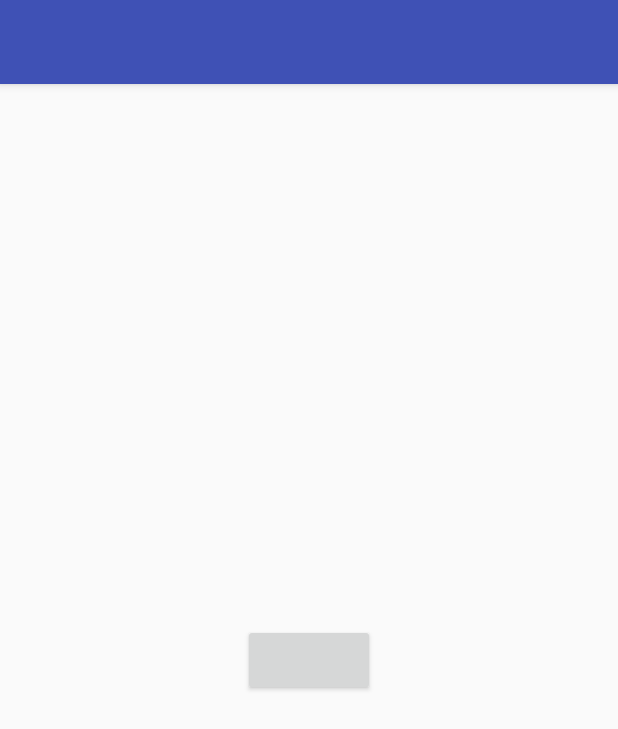
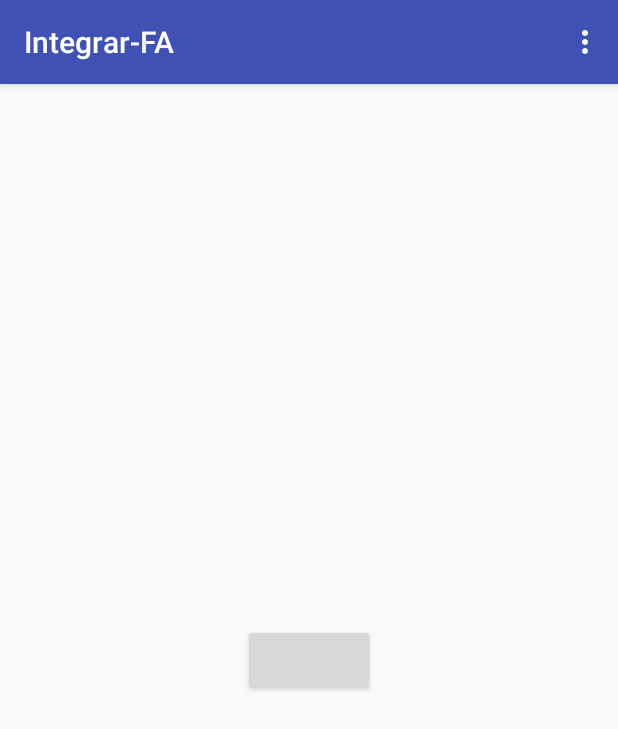
Before and after one commit to doullorellana/Integrar-FA, an Android app: the screen it shows after launch (MainActivity), on a phone screen of 412 x 824 dp. Shown: the top 729 px of the screen. Run offline under Robolectric (Android 15) with nearby library versions, the phone set to English and light mode, and no system bars; our stand-ins replace AdMob; libraries missing offline, so code that uses them is left out: com.facebook, com.facebook.login; plain views replace LoginButton; 3 statements that could not run were skipped.

Commit message:
Actualizacion con Baner Publicitario 2

```diff
--- a/app/src/main/java/fa/stanlyapps/android/hn/integrar_fa/MainActivity.java
+++ b/app/src/main/java/fa/stanlyapps/android/hn/integrar_fa/MainActivity.java
@@ -3,6 +3,7 @@ package fa.stanlyapps.android.hn.integrar_fa;
 import android.content.Intent;
 import android.os.Bundle;
 import android.support.v7.app.AppCompatActivity;
+import android.support.v7.widget.Toolbar;
 import android.view.Menu;
 import android.view.MenuItem;
 import android.widget.Toast;
@@ -56,10 +57,10 @@ public class MainActivity extends AppCompatActivity {
         AdRequest adRequest = new AdRequest.Builder().addTestDevice(AdRequest.DEVICE_ID_EMULATOR).build();
         adView.loadAd(adRequest);
 
-        /**Toolbar toolbar = (Toolbar) findViewById(R.id.toolbar);
+        Toolbar toolbar = (Toolbar) findViewById(R.id.toolbar);
         setSupportActionBar(toolbar);
 
-        FloatingActionButton fab = (FloatingActionButton) findViewById(R.id.fab);
+        /**FloatingActionButton fab = (FloatingActionButton) findViewById(R.id.fab);
         fab.setOnClickListener(new View.OnClickListener() {
             @Override
             public void onClick(View view) {
--- a/app/src/main/res/values/strings.xml
+++ b/app/src/main/res/values/strings.xml
@@ -4,5 +4,5 @@
 
     <string name="facebook_app_id">376363696044194</string>
 
-    <string name="id_banner">ca-app-pub-8560145486582273~5941346544</string>
+    <string name="id_banner">ca-app-pub-8560145486582273/7418079747</string>
 </resources>
```
